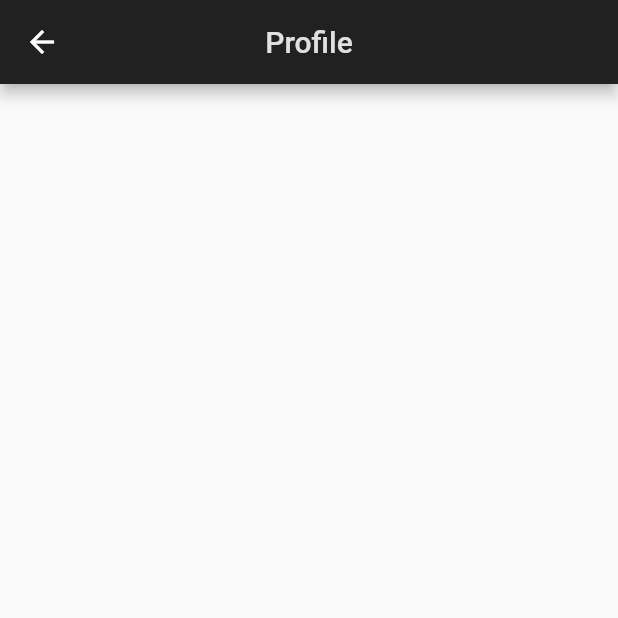
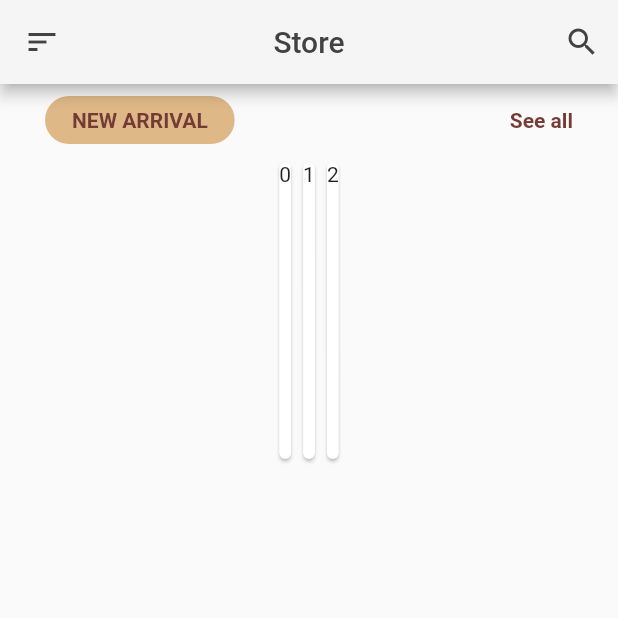
Before and after one commit to Mohammed-Benotmane/Suits-Store-app, a Flutter app: the Store screen opened directly, on a phone screen of 412 x 824 dp, the top half of it. Run offline on Flutter 3.47's test engine with Material 2 defaults, Android fonts, the phone set to English and light mode, and no system bars.

Commit message:
update store screen

```diff
--- a/lib/home.dart
+++ b/lib/home.dart
@@ -1,6 +1,7 @@
 import 'package:flutter/material.dart';
 import 'package:profiledarktheme/main.dart';
 import 'package:profiledarktheme/profile.dart';
+import 'package:profiledarktheme/store.dart';
 
 class Home extends StatefulWidget {
   @override
@@ -12,10 +13,7 @@ class _HomeState extends State<Home> {
   static const TextStyle optionStyle =
       TextStyle(fontSize: 30, fontWeight: FontWeight.bold);
   static List<Widget> _widgetOptions = <Widget>[
-    Text(
-      'Index 0: Home',
-      style: optionStyle,
-    ),
+    Store(),
     Profile(),
   ];
 
--- a/lib/main.dart
+++ b/lib/main.dart
@@ -4,4 +4,5 @@ import 'package:profiledarktheme/home.dart';
 
 void main() => runApp(MaterialApp(
       home: Home(),
+      debugShowCheckedModeBanner: false,
     ));
--- a/lib/profile.dart
+++ b/lib/profile.dart
@@ -8,7 +8,7 @@ class Profile extends StatefulWidget {
 }
 
 class _ProfileState extends State<Profile> {
-  bool pressed = true;
+  bool pressed = false;
 
   @override
   Widget build(BuildContext context) {
--- a/lib/store.dart
+++ b/lib/store.dart
@@ -6,16 +6,53 @@ class Store extends StatefulWidget {
 }
 
 class _StoreState extends State<Store> {
+  Color lightBrown = Color(0xFFdeb887);
+  Color darkBrown = Color(0xFF743a34);
   @override
   Widget build(BuildContext context) {
     return Scaffold(
       appBar: AppBar(
+        leading: IconButton(icon: Icon(Icons.sort,color: Colors.grey.shade800), onPressed: (){}),
         title: Text(
-          'Profile',
-          style: TextStyle(color: Colors.grey[300]),
+          'Store',
+          style: TextStyle(color: Colors.grey[800]),
         ),
+        actions: <Widget>[
+          IconButton(icon: Icon(Icons.search,color: Colors.grey.shade800), onPressed: (){})
+        ],
         centerTitle: true,
-        backgroundColor: Colors.grey[900],
+        backgroundColor: Colors.grey[100],
+      ),
+      body: SingleChildScrollView(
+        child: Padding(
+          padding: const EdgeInsets.only(left: 30,right: 30),
+          child: Column(
+            children: <Widget>[
+              Row(
+                mainAxisAlignment: MainAxisAlignment.spaceBetween,
+                children: <Widget>[
+                  Chip(label: Padding(
+                    padding: const EdgeInsets.fromLTRB(6,2.0,6,2),
+                    child: Text('NEW ARRIVAL',style: TextStyle(color: darkBrown,fontWeight: FontWeight.w600),),
+                  ),backgroundColor: lightBrown,),
+                  Text('See all',style: TextStyle(color: darkBrown,fontWeight: FontWeight.w600)),
+                ],
+              ),
+              Container(
+                height: MediaQuery.of(context).size.height/4,
+                child: ListView.builder(
+                    scrollDirection: Axis.horizontal,
+                    itemCount: 3,
+                    shrinkWrap: true,
+                    itemBuilder: (context,index){
+                  return Card(
+                    child: Text('$index'),
+                  );
+                }),
+              ),
+            ],
+          ),
+        ),
       ),
     );
   }
```
